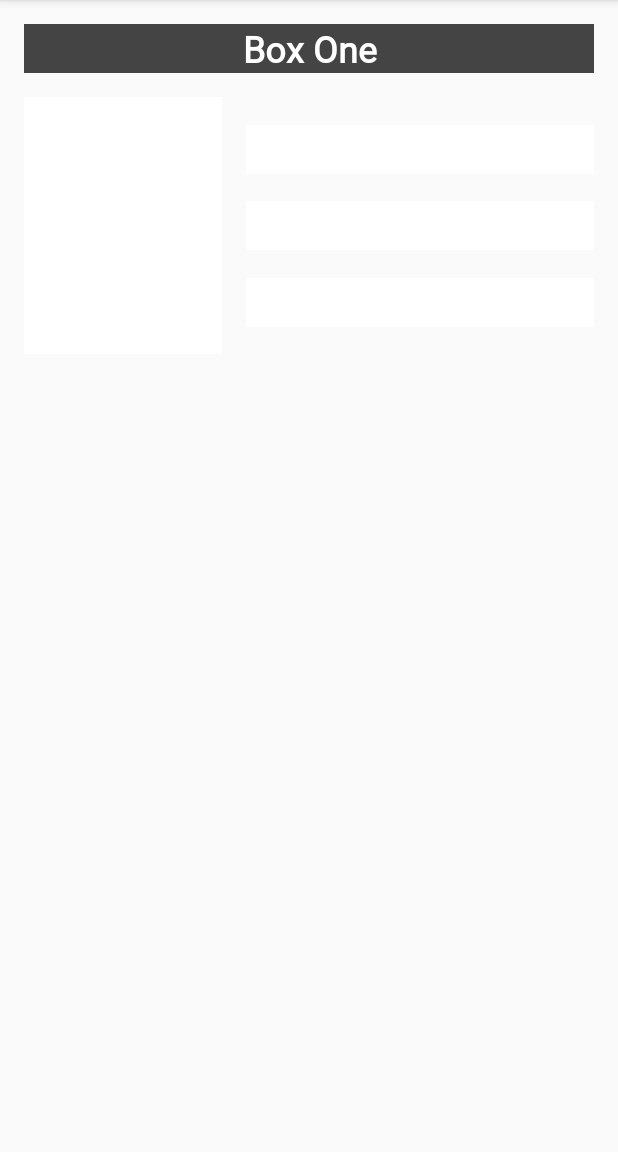
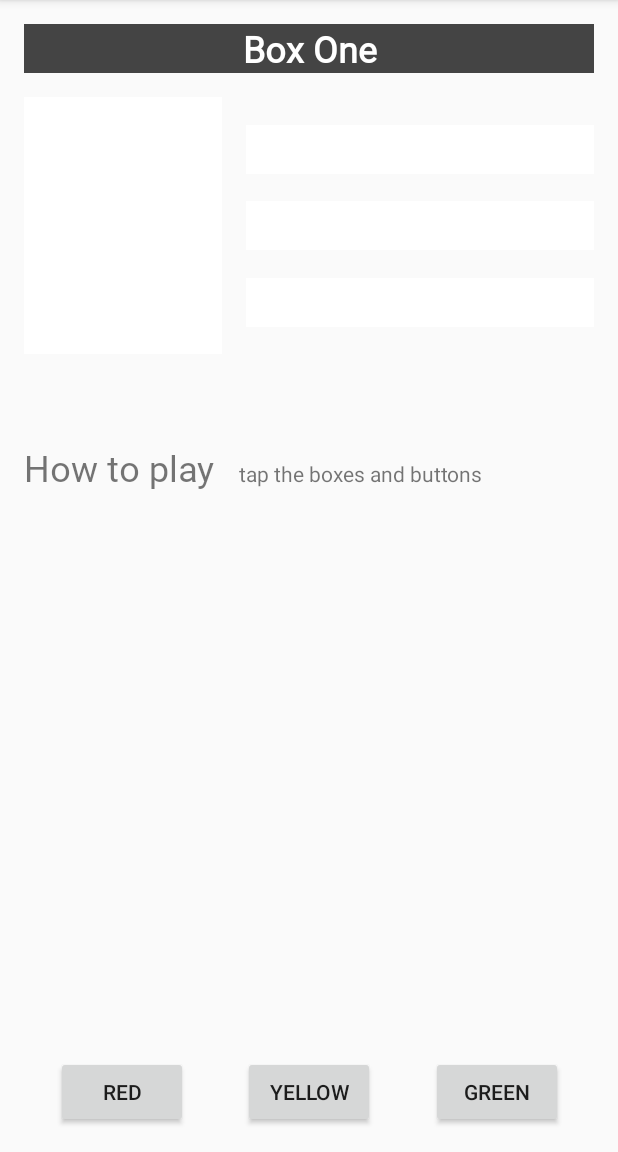
Before and after one commit to Philip-Kenya/clickMyview, an Android app: the screen it shows after launch (MainActivity), after a tap on "Box One", on a phone screen of 412 x 824 dp, the part 84-1236 px from its top. Run offline under Robolectric (Android 15) with nearby library versions, the phone set to English and light mode, and no system bars.

Commit message:
Change color by clicking on buttons

```diff
--- a/app/src/main/java/com/phlps/colormyviews/MainActivity.kt
+++ b/app/src/main/java/com/phlps/colormyviews/MainActivity.kt
@@ -16,7 +16,7 @@ class MainActivity : AppCompatActivity() {
     private fun setListeners()
     {
         val clickableViews:List<View> = listOf(
-            box_one_text, box_two_text, box_three_text, box_four_fext, box_five_text, constraint_layout
+            box_one_text, box_two_text, box_three_text, box_four_fext, box_five_text, constraint_layout,green_btn,yellow_btn,green_btn,red_btn
         )
         for (item in clickableViews)
         {
@@ -35,6 +35,9 @@ class MainActivity : AppCompatActivity() {
                 R.id.box_four_fext->view.setBackgroundResource(android.R.color.holo_green_light)
                 R.id.box_five_text->view.setBackgroundResource(android.R.color.holo_green_light)
 
+                R.id.red_btn->view.setBackgroundResource(R.color.my_red)
+                R.id.green_btn->view.setBackgroundResource(R.color.my_green)
+                R.id.yellow_btn->view.setBackgroundResource(R.color.my_yellow)
                 else->view.setBackgroundColor(Color.LTGRAY)
 
             }
--- a/app/src/main/res/layout/activity_main.xml
+++ b/app/src/main/res/layout/activity_main.xml
@@ -76,4 +76,64 @@
         app:layout_constraintStart_toEndOf="@+id/box_two_text"
         app:layout_constraintTop_toBottomOf="@+id/box_four_fext" />
 
+    <TextView
+        android:id="@+id/label_text"
+        android:layout_width="0dp"
+        android:layout_height="wrap_content"
+        android:layout_marginStart="16dp"
+        android:fontFamily="@font/roboto"
+        android:text="@string/how_to_play"
+        android:textSize="24sp"
+        app:layout_constraintBaseline_toBaselineOf="@+id/info_text"
+        app:layout_constraintStart_toStartOf="parent" />
+
+    <TextView
+        android:id="@+id/info_text"
+        android:layout_width="0dp"
+        android:layout_height="wrap_content"
+        android:layout_marginStart="16dp"
+        android:layout_marginTop="16dp"
+        android:layout_marginEnd="16dp"
+        android:layout_marginBottom="16dp"
+        android:text="@string/tap_the_boxes_and_buttons"
+        app:layout_constraintBottom_toBottomOf="parent"
+        app:layout_constraintEnd_toEndOf="parent"
+        app:layout_constraintHorizontal_bias="0.0"
+        app:layout_constraintStart_toEndOf="@+id/label_text"
+        app:layout_constraintTop_toBottomOf="@+id/box_two_text"
+        app:layout_constraintVertical_bias="0.112" />
+
+    <Button
+        android:id="@+id/red_btn"
+        android:layout_width="wrap_content"
+        android:layout_height="wrap_content"
+        android:text="@string/button_red"
+        app:layout_constraintBaseline_toBaselineOf="@+id/yellow_btn"
+        app:layout_constraintEnd_toStartOf="@+id/yellow_btn"
+        app:layout_constraintHorizontal_bias="0.5"
+        app:layout_constraintStart_toStartOf="parent" />
+
+    <Button
+        android:id="@+id/yellow_btn"
+        android:layout_width="wrap_content"
+        android:layout_height="wrap_content"
+        android:layout_marginBottom="16dp"
+        android:text="@string/button_yellow"
+        app:layout_constraintBottom_toBottomOf="parent"
+        app:layout_constraintEnd_toStartOf="@+id/green_btn"
+        app:layout_constraintHorizontal_bias="0.5"
+        app:layout_constraintStart_toEndOf="@+id/red_btn"
+        app:layout_constraintTop_toBottomOf="@+id/info_text"
+        app:layout_constraintVertical_bias="1.0" />
+
+    <Button
+        android:id="@+id/green_btn"
+        android:layout_width="wrap_content"
+        android:layout_height="wrap_content"
+        android:text="@string/button_green"
+        app:layout_constraintBaseline_toBaselineOf="@+id/yellow_btn"
+        app:layout_constraintEnd_toEndOf="parent"
+        app:layout_constraintHorizontal_bias="0.5"
+        app:layout_constraintStart_toEndOf="@+id/yellow_btn" />
+
 </androidx.constraintlayout.widget.ConstraintLayout>
--- a/app/src/main/res/values/colors.xml
+++ b/app/src/main/res/values/colors.xml
@@ -3,4 +3,7 @@
     <color name="colorPrimary">#6200EE</color>
     <color name="colorPrimaryDark">#3700B3</color>
     <color name="colorAccent">#03DAC5</color>
+    <color name="my_green">#12c700</color>
+    <color name="my_red">#e54304</color>
+    <color name="my_yellow">#ffc107</color>
 </resources>
--- a/app/src/main/res/values/strings.xml
+++ b/app/src/main/res/values/strings.xml
@@ -9,4 +9,6 @@
     <string name="button_red">RED</string>
     <string name="button_yellow">YELLOW</string>
     <string name="button_green">GREEN</string>
+    <string name="how_to_play">How to play</string>
+    <string name="tap_the_boxes_and_buttons">tap the boxes and buttons</string>
 </resources>
```
